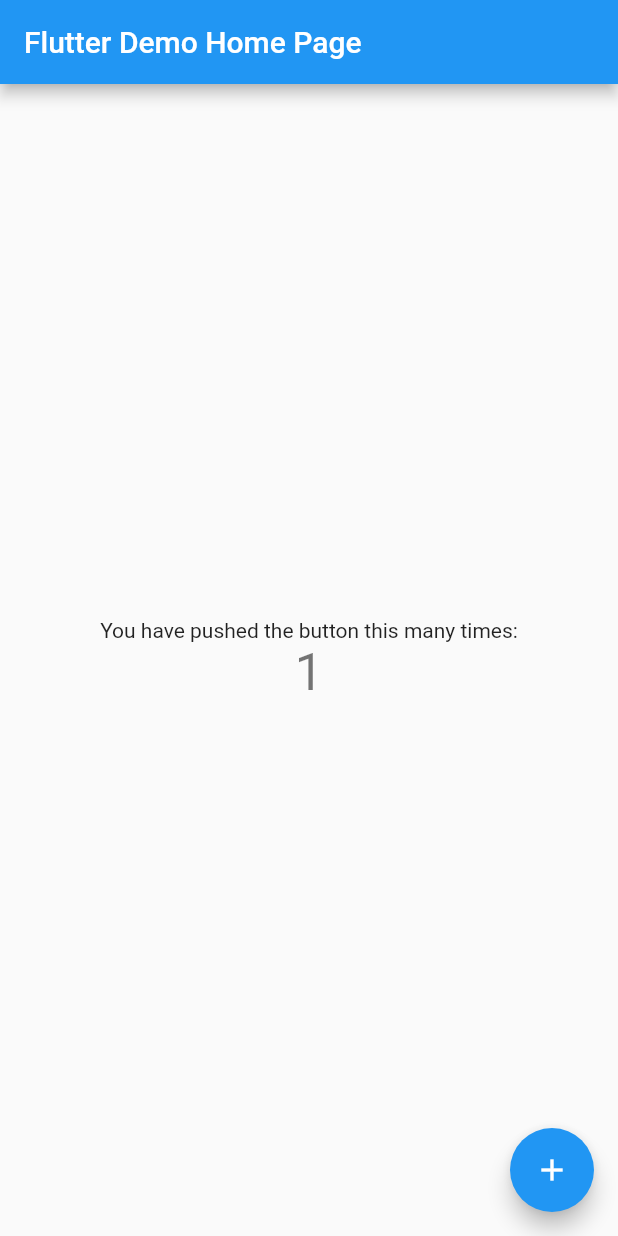
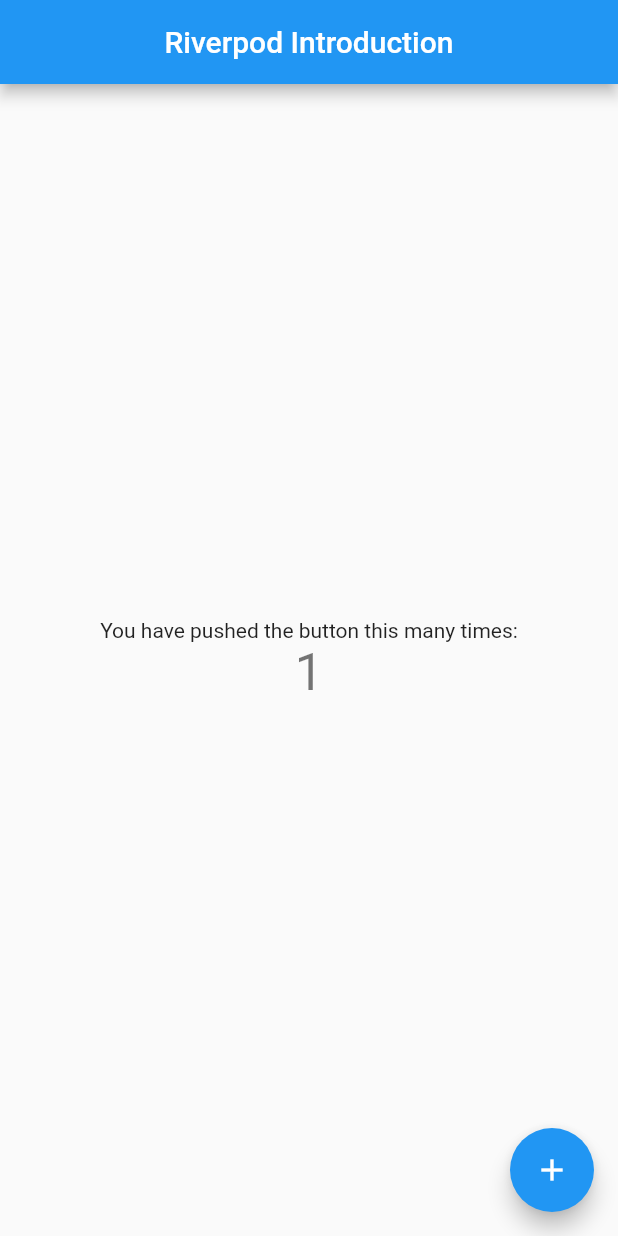
Before and after one commit to mu-suke/riverpod_introduction, a Flutter app: the screen it shows after launch, after a tap on the "add" icon, on a phone screen of 412 x 824 dp. Run offline on Flutter 3.47's test engine with Material 2 defaults, Android fonts, the phone set to English and light mode, and no system bars; our stand-ins replace flutter_hooks, hooks_riverpod.

```diff
--- a/lib/main.dart
+++ b/lib/main.dart
@@ -1,8 +1,13 @@
 import 'package:flutter/material.dart';
+import 'package:flutter_hooks/flutter_hooks.dart';
+import 'package:hooks_riverpod/hooks_riverpod.dart';
 
 void main() {
-  runApp(MyApp());
+  runApp(ProviderScope(child: MyApp()));
 }
+
+final counterProvider = StateProvider((ref) => 0);
+
 
 class MyApp extends StatelessWidget {
 
@@ -13,34 +18,19 @@ class MyApp extends StatelessWidget {
       theme: ThemeData(
         primarySwatch: Colors.blue,
       ),
-      home: MyHomePage(title: 'Flutter Demo Home Page'),
+      home: MyHomeWithProvider(),
     );
   }
 }
 
-class MyHomePage extends StatefulWidget {
-  MyHomePage({Key key, this.title}) : super(key: key);
-
-  final String title;
-
-  @override
-  _MyHomePageState createState() => _MyHomePageState();
-}
-
-class _MyHomePageState extends State<MyHomePage> {
-  int _counter = 0;
-
-  void _incrementCounter() {
-    setState(() {
-      _counter++;
-    });
-  }
-
+class MyHomeWithProvider extends HookWidget {
   @override
   Widget build(BuildContext context) {
+    final int count = useProvider(counterProvider).state;
     return Scaffold(
       appBar: AppBar(
-        title: Text(widget.title),
+        title: Text('Riverpod Introduction'),
+        centerTitle: true,
       ),
       body: Center(
         child: Column(
@@ -50,14 +40,16 @@ class _MyHomePageState extends State<MyHomePage> {
               'You have pushed the button this many times:',
             ),
             Text(
-              '$_counter',
+              '$count',
               style: Theme.of(context).textTheme.headline4,
             ),
           ],
         ),
       ),
       floatingActionButton: FloatingActionButton(
-        onPressed: _incrementCounter,
+        onPressed: () {
+          context.read(counterProvider).state++;
+        },
         tooltip: 'Increment',
         child: Icon(Icons.add),
       ),
```
